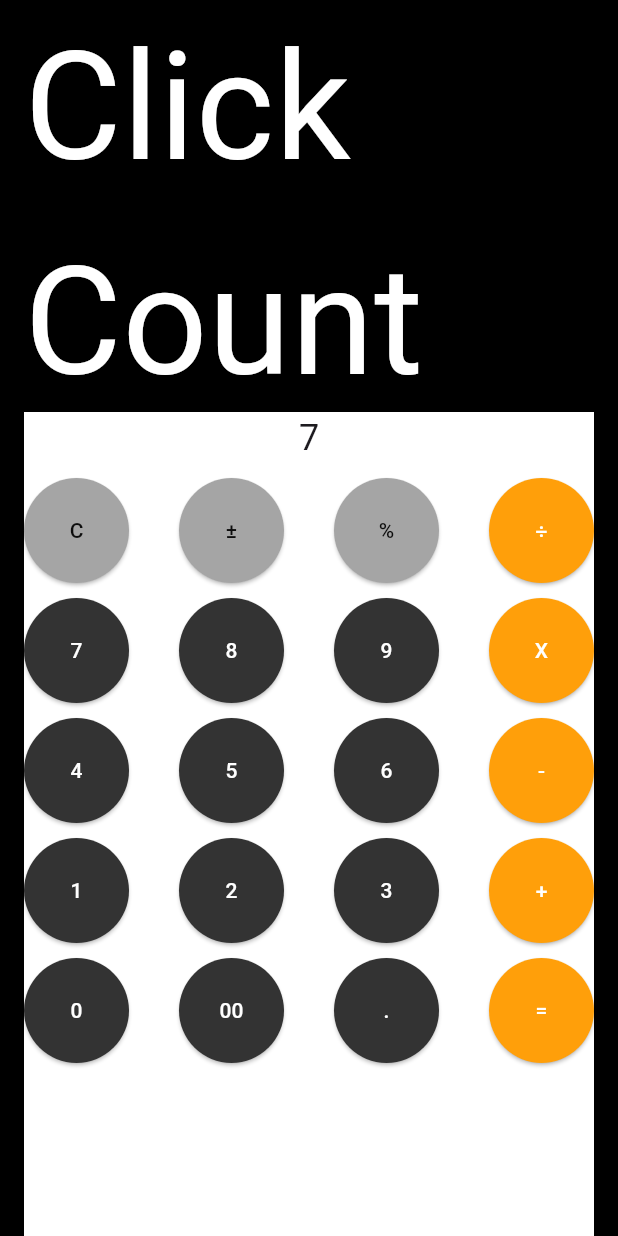
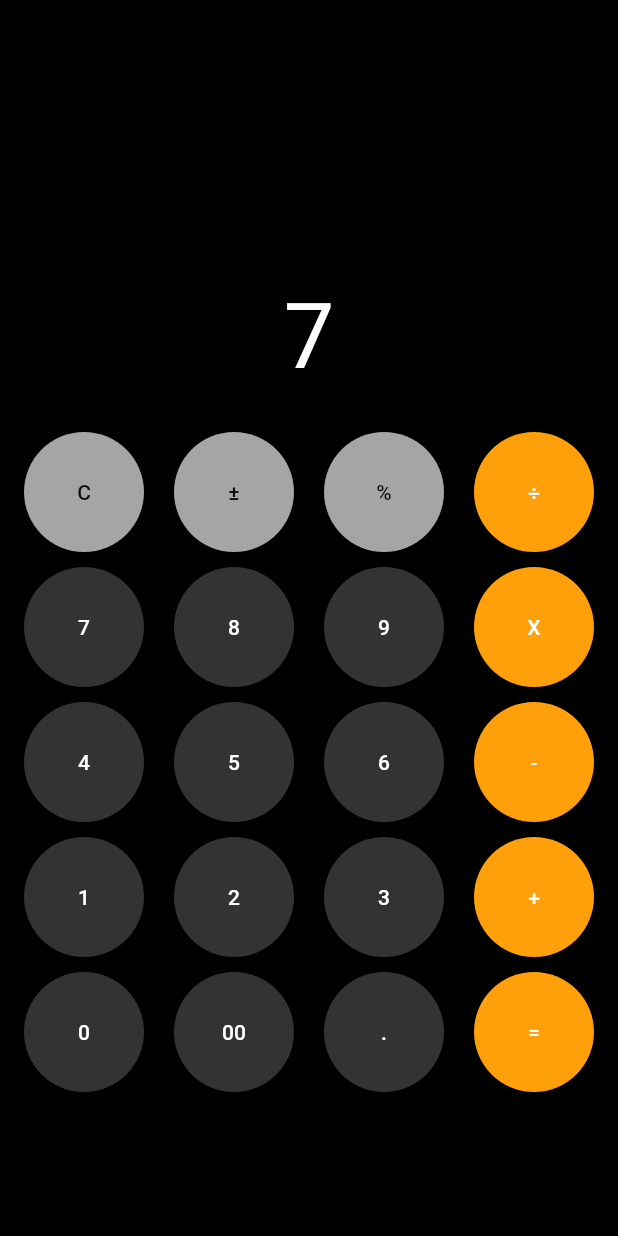
Before and after one commit to minhyeonhong/calculator, a Flutter app: the screen it shows after launch, after a tap on an icon or button, on a phone screen of 412 x 824 dp. Run offline on Flutter 3.47's test engine with Material 3 defaults, Android fonts, the phone set to English and light mode, and no system bars; our stand-ins replace decimal.

Commit message:
ENH : 나누기 기능 수정 / 불필요한 디자인 제거

```diff
--- a/lib/main.dart
+++ b/lib/main.dart
@@ -13,14 +13,8 @@ class App extends StatefulWidget {
 }
 
 class _AppState extends State<App> {
-  int counter = 0;
   String _expression = '0';
   String _currentInput = '0';
-  void add() {
-    setState(() {
-      counter++;
-    });
-  }
 
   void _onButtonPressed(String buttonText) {
     setState(() {
@@ -39,9 +33,6 @@ class _AppState extends State<App> {
       } else if (buttonText == '±') {
         Decimal result = (Decimal.parse(_expression) * Decimal.fromInt(-1));
 
-        String test = result.toString();
-        print('test $test');
-
         _expression = result.toString();
         _currentInput = _expression;
       } else {
@@ -59,60 +50,28 @@ class _AppState extends State<App> {
         body: Padding(
           padding: const EdgeInsets.symmetric(horizontal: 16),
           child: Center(
-            child:
-                Column(mainAxisAlignment: MainAxisAlignment.center, children: [
+            child: Column(mainAxisAlignment: MainAxisAlignment.end, children: [
               Flexible(
                 flex: 1,
                 child: SingleChildScrollView(
-                  child: Column(
-                    mainAxisAlignment: MainAxisAlignment.center,
-                    children: [
-                      const Text(
-                        'Click Count',
-                        style: TextStyle(
-                          color: Colors.white,
-                          fontSize: 100,
-                        ),
-                      ),
-                      Text(
-                        '$counter',
-                        style: const TextStyle(
-                          color: Colors.white,
-                          fontSize: 100,
-                        ),
-                      ),
-                      IconButton(
-                        iconSize: 100,
-                        onPressed: add,
-                        icon: const Icon(Icons.add_box_outlined),
-                      ),
-                    ],
+                  child: Text(
+                    _currentInput,
+                    style: const TextStyle(
+                      fontSize: 60,
+                      color: Colors.white,
+                    ),
                   ),
                 ),
               ),
+              const SizedBox(
+                height: 20,
+              ),
               Flexible(
                 flex: 2,
-                child: Container(
+                child: SizedBox(
                   width: MediaQuery.of(context).size.width,
-                  //height: MediaQuery.of(context).size.height / 2,
-                  color: Colors.white,
                   child: Column(
                     children: [
-                      Flexible(
-                        flex: 1,
-                        child: Text(
-                          _currentInput,
-                          style: const TextStyle(fontSize: 24),
-                        ),
-                        // TextField(
-                        //   decoration: InputDecoration(
-                        //     border: OutlineInputBorder(),
-                        //   ),
-                        // ),
-                      ),
-                      const SizedBox(
-                        height: 10,
-                      ),
                       Flexible(
                         flex: 1,
                         child: Row(
@@ -212,7 +171,7 @@ class _AppState extends State<App> {
         backgroundColor: MaterialStateProperty.all(Color(color)),
         shape: MaterialStateProperty.all(const CircleBorder()),
         fixedSize:
-            MaterialStateProperty.all(const Size(70.0, 70.0)), // 원하는 크기로 조절
+            MaterialStateProperty.all(const Size(80.0, 80.0)), // 원하는 크기로 조절
       ),
       onPressed: () => _onButtonPressed(buttonText),
       child: Text(
@@ -226,11 +185,6 @@ class _AppState extends State<App> {
     try {
       Decimal result = eval(_expression);
 
-      // if (result % 1 == 0) {
-      //   _expression = result.toInt().toString();
-      // } else {
-      //   _expression = result.toString();
-      // }
       _expression = result.toString();
       _currentInput = _expression;
     } catch (e) {
@@ -240,20 +194,24 @@ class _AppState extends State<App> {
   }
 
   Decimal eval(String expression) {
-    print(expression);
     if (expression.contains('+')) {
       List<String> terms = expression.split('+');
       List<Decimal> numbers = terms.map((term) => Decimal.parse(term)).toList();
-      return numbers.reduce((a, b) => a + b);
+      return numbers.reduce((Decimal a, Decimal b) => a + b);
+    } else if (expression.contains('-')) {
+      List<String> terms = expression.split('-');
+      List<Decimal> numbers = terms.map((term) => Decimal.parse(term)).toList();
+      return numbers.reduce((Decimal a, Decimal b) => a - b);
+    } else if (expression.contains('X')) {
+      List<String> terms = expression.split('X');
+      List<Decimal> numbers = terms.map((term) => Decimal.parse(term)).toList();
+      return numbers.reduce((Decimal a, Decimal b) => a * b);
+    } else if (expression.contains('÷')) {
+      List<String> terms = expression.split('÷');
+      List<num> numbers = terms.map((term) => num.parse(term)).toList();
+      var divideValue = numbers.reduce((a, b) => a / b);
+      return Decimal.parse(divideValue.toString());
     }
     return Decimal.parse(expression);
   }
-
-  // double eval(String expression) {
-  //   if (expression.contains('+')) {
-  //     _median += double.parse(expression.split('+')[0]);
-  //   }
-
-  //   return _median;
-  // }
 }
```
